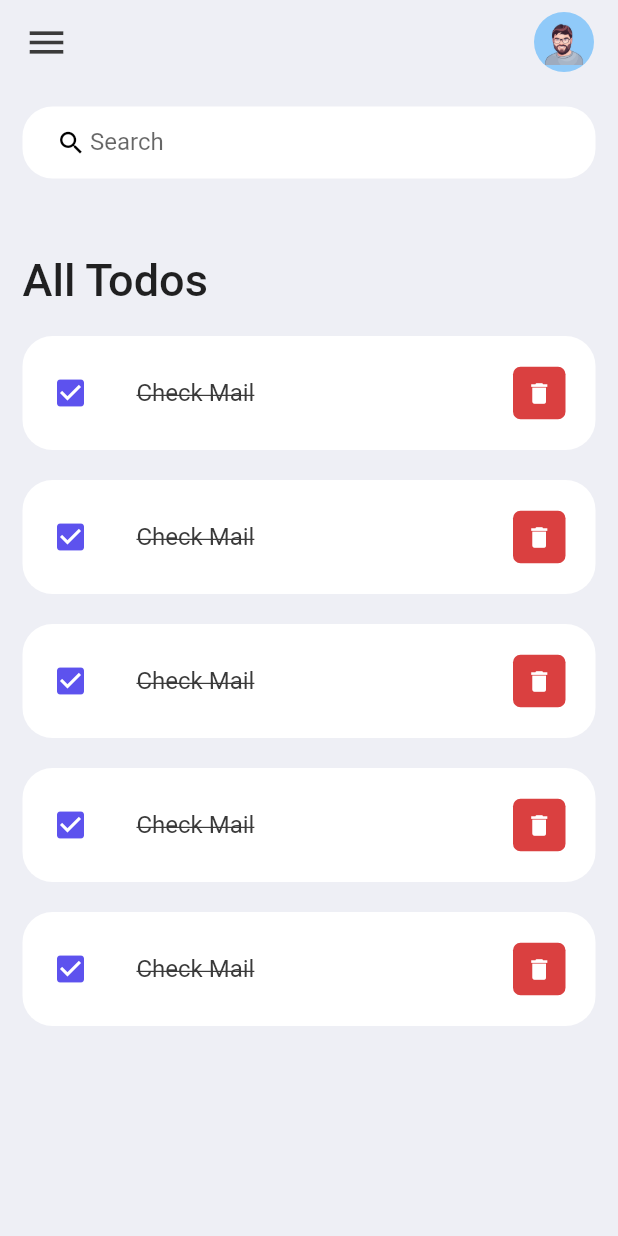
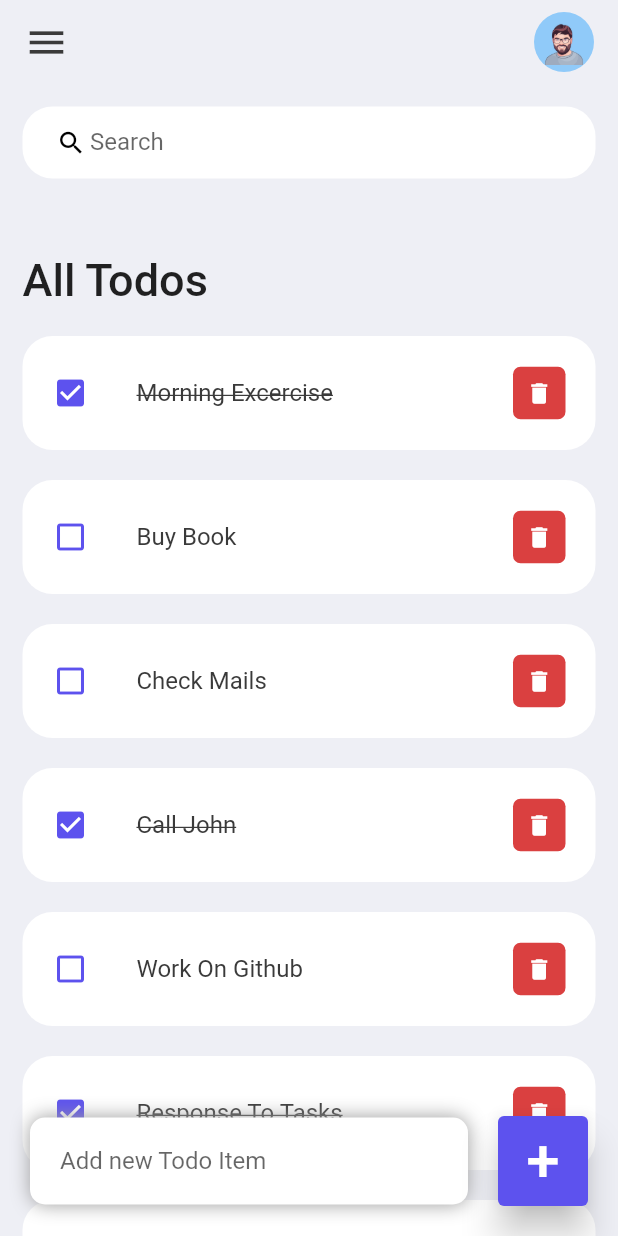
Before and after one commit to mehdigharibi/MyFlutterTodo, a Flutter app: the screen it shows after launch, on a phone screen of 412 x 824 dp. Run offline on Flutter 3.47's test engine with Material 2 defaults, Android fonts, the phone set to English and light mode, and no system bars.

Commit message:
add NewTodo Add Textfield with button

```diff
--- /dev/null
+++ b/lib/model/todo.dart
@@ -0,0 +1,25 @@
+// ignore_for_file: public_member_api_docs, sort_constructors_first
+class Todo {
+  String? id;
+  String? todoText;
+  bool? isDone;
+  Todo({
+    required this.id,
+    required this.todoText,
+    required this.isDone,
+  });
+
+  static List<Todo> todoList() {
+    return [
+      Todo(id: '01', todoText: 'Morning Excercise', isDone: true),
+      Todo(id: '02', todoText: 'Buy Book', isDone: false),
+      Todo(id: '03', todoText: 'Check Mails', isDone: false),
+      Todo(id: '04', todoText: 'Call John', isDone: true),
+      Todo(id: '05', todoText: 'Work On Github', isDone: false),
+      Todo(id: '06', todoText: 'Response To Tasks', isDone: true),
+      Todo(id: '04', todoText: 'Call John', isDone: true),
+      Todo(id: '05', todoText: 'Work On Github', isDone: false),
+      Todo(id: '06', todoText: 'Response To Tasks', isDone: true),
+    ];
+  }
+}
--- a/lib/screens/home.dart
+++ b/lib/screens/home.dart
@@ -1,6 +1,7 @@
 import 'package:flutter/material.dart';
 import 'package:flutter/services.dart';
 import 'package:mytodo/constants/colors.dart';
+import 'package:mytodo/model/todo.dart';
 import 'package:mytodo/widgets/appBar.dart';
 import 'package:mytodo/widgets/searchBox.dart';
 import 'package:mytodo/widgets/todoItems.dart';
@@ -23,7 +24,9 @@ class _homeScreenState extends State<homeScreen> {
       home: Scaffold(
         backgroundColor: TdBGcolor,
         appBar: buildAppbar(),
-        body: Container(
+        body: Stack(
+          children: [
+            Container(
               padding: EdgeInsets.symmetric(horizontal: 15, vertical: 15),
               child: Column(
                 children: [
@@ -32,6 +35,49 @@ class _homeScreenState extends State<homeScreen> {
                 ],
               ),
             ),
+            Align(
+                alignment: Alignment.bottomCenter,
+                child: Row(
+                  children: [
+                    Expanded(
+                        child: Container(
+                      padding:
+                          EdgeInsets.symmetric(horizontal: 20, vertical: 5),
+                      margin: EdgeInsets.only(bottom: 20, right: 20, left: 20),
+                      decoration: BoxDecoration(
+                          borderRadius: BorderRadius.circular(10),
+                          color: Colors.white,
+                          boxShadow: [
+                            BoxShadow(
+                              color: Colors.grey,
+                              offset: Offset(0.0, 0.0),
+                              blurRadius: 10,
+                              spreadRadius: 0,
+                            ),
+                          ]),
+                      child: TextField(
+                        decoration: InputDecoration(
+                            hintText: 'Add new Todo Item',
+                            border: InputBorder.none),
+                      ),
+                    )),
+                    Container(
+                      margin: EdgeInsets.only(bottom: 20, right: 20),
+                      child: ElevatedButton(
+                          style: ElevatedButton.styleFrom(
+                              elevation: 10,
+                              primary: tdBlue,
+                              minimumSize: Size(60, 60)),
+                          onPressed: () {},
+                          child: Text(
+                            '+',
+                            style: TextStyle(fontSize: 40),
+                          )),
+                    )
+                  ],
+                ))
+          ],
+        ),
       ),
     );
   }
--- a/lib/widgets/todoItems.dart
+++ b/lib/widgets/todoItems.dart
@@ -1,14 +1,11 @@
 import 'package:flutter/material.dart';
+import 'package:mytodo/model/todo.dart';
 import '../constants/colors.dart';
 
-class todoItems extends StatefulWidget {
-  const todoItems({super.key});
+class TodoItems extends StatelessWidget {
+  final Todo todo;
+  const TodoItems({Key? key, required this.todo}) : super(key: key);
 
-  @override
-  State<todoItems> createState() => _todoItemsState();
-}
-
-class _todoItemsState extends State<todoItems> {
   @override
   Widget build(BuildContext context) {
     return Container(
@@ -21,15 +18,19 @@ class _todoItemsState extends State<todoItems> {
         shape: RoundedRectangleBorder(borderRadius: BorderRadius.circular(20)),
         tileColor: Colors.white,
         leading: Icon(
-          Icons.check_box,
+          (todo.isDone!)
+              ? Icons.check_box
+              : Icons.check_box_outline_blank_outlined,
           color: tdBlue,
         ),
         title: Text(
-          'Check Mail',
+          todo.todoText!,
           style: TextStyle(
               fontSize: 16,
               color: tdBlack,
-              decoration: TextDecoration.lineThrough),
+              decoration: (todo.isDone!)
+                  ? TextDecoration.lineThrough
+                  : TextDecoration.none),
         ),
         trailing: Container(
           height: 35,
--- a/lib/widgets/todoLabel.dart
+++ b/lib/widgets/todoLabel.dart
@@ -1,7 +1,10 @@
 import 'package:flutter/material.dart';
+import 'package:mytodo/model/todo.dart';
 import 'package:mytodo/widgets/todoItems.dart';
 
 Widget todoLabel() {
+  final todoLists = Todo.todoList();
+
   return Expanded(
     child: ListView(
       children: [
@@ -12,11 +15,7 @@ Widget todoLabel() {
             style: TextStyle(fontSize: 30, fontWeight: FontWeight.w500),
           ),
         ),
-        todoItems(),
-        todoItems(),
-        todoItems(),
-        todoItems(),
-        todoItems(),
+        for (Todo todo in todoLists) TodoItems(todo: todo)
       ],
     ),
   );
```
Lines whose indentation alone changed are shown as unchanged.
